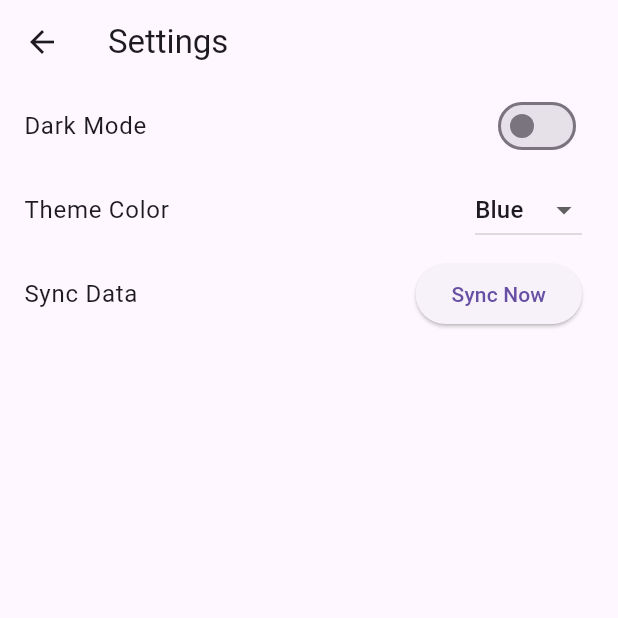
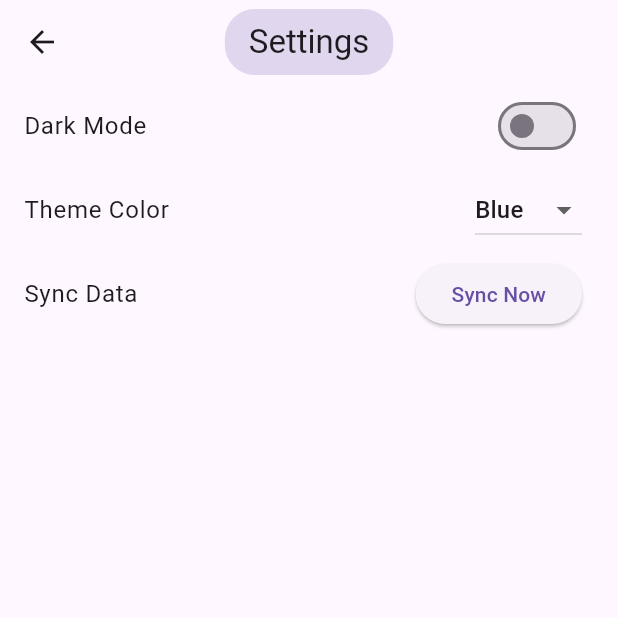
Before and after one commit to praiseOjay/notes_manager, a Flutter app: the SettingsScreen screen opened directly, on a phone screen of 412 x 824 dp, the top half of it. Run offline on Flutter 3.47's test engine with Material 3 defaults, Android fonts, the phone set to English and light mode, and no system bars; our stand-ins replace flutter_secure_storage, sqflite; missing offline and left inert: encrypt; accounts and stored records are empty.

Commit message:
this is version 1.3

```diff
--- a/lib/screens/settings_screen.dart
+++ b/lib/screens/settings_screen.dart
@@ -2,6 +2,8 @@ import 'package:flutter/material.dart';
 import 'package:provider/provider.dart';
 import '../utils/theme_manager.dart';
 import '../services/sync_service.dart';
+import '../widgets/custom_app_bar.dart';
+import '../widgets/drawer_menu.dart';
 
 class SettingsScreen extends StatelessWidget {
   @override
@@ -10,9 +12,8 @@ class SettingsScreen extends StatelessWidget {
     final syncService = SyncService();
 
     return Scaffold(
-      appBar: AppBar(
-        title: Text('Settings'),
-      ),
+      appBar: CustomAppBar(title: 'Settings', context: context),
+      drawer: DrawerMenu(),
       body: ListView(
         children: [
           ListTile(
@@ -24,7 +25,7 @@ class SettingsScreen extends StatelessWidget {
               },
             ),
           ),
-                   ListTile(
+          ListTile(
             title: Text('Theme Color'),
             trailing: DropdownButton<MaterialColor>(
               value: themeManager.primaryColor,
--- /dev/null
+++ b/lib/widgets/custom_app_bar.dart
@@ -0,0 +1,41 @@
+import 'package:flutter/material.dart';
+import 'package:provider/provider.dart';
+import '../utils/theme_manager.dart';
+
+class CustomAppBar extends StatelessWidget implements PreferredSizeWidget {
+  final String title;
+  final BuildContext context;
+
+  CustomAppBar({required this.title, required this.context});
+
+  @override
+  Widget build(BuildContext context) {
+    final themeManager = Provider.of<ThemeManager>(context);
+    return AppBar(
+      title: Container(
+        padding: EdgeInsets.symmetric(horizontal: 16, vertical: 8),
+        decoration: BoxDecoration(
+          color: themeManager.themeData.primaryColor.withOpacity(0.2),
+          borderRadius: BorderRadius.circular(20),
+        ),
+        child: Text(title),
+      ),
+      centerTitle: true,
+      leading: Builder(
+        builder: (context) => IconButton(
+          icon: Icon(title == 'Back' ? Icons.menu : Icons.arrow_back),
+          onPressed: () {
+            if (title == 'Back') {
+              Scaffold.of(context).openDrawer();
+            } else {
+              Navigator.pushReplacementNamed(context, '/home');
+            }
+          },
+        ),
+      ),
+    );
+  }
+
+  @override
+  Size get preferredSize => Size.fromHeight(kToolbarHeight);
+}
--- a/lib/widgets/drawer_menu.dart
+++ b/lib/widgets/drawer_menu.dart
@@ -23,7 +23,7 @@ class DrawerMenu extends StatelessWidget {
             leading: Icon(Icons.home),
             title: Text('Home'),
             onTap: () {
-              Navigator.pushReplacementNamed(context, '/');
+              Navigator.pushReplacementNamed(context, '/home');
             },
           ),
           ListTile(
```
Also changed, not shown: lib/main.dart (+10 -24 lines).
